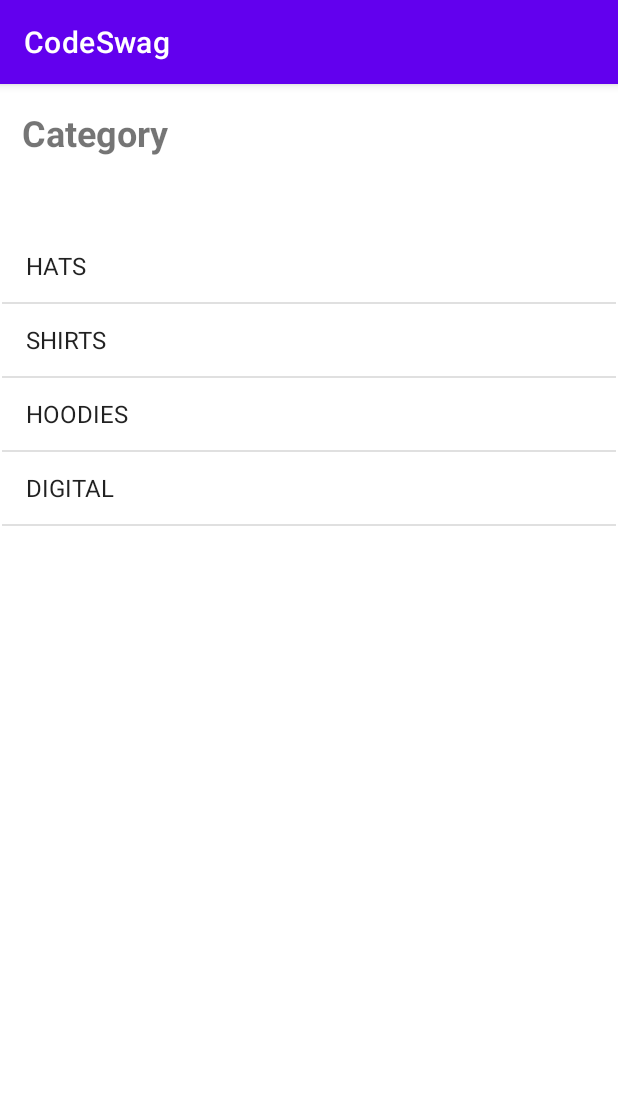
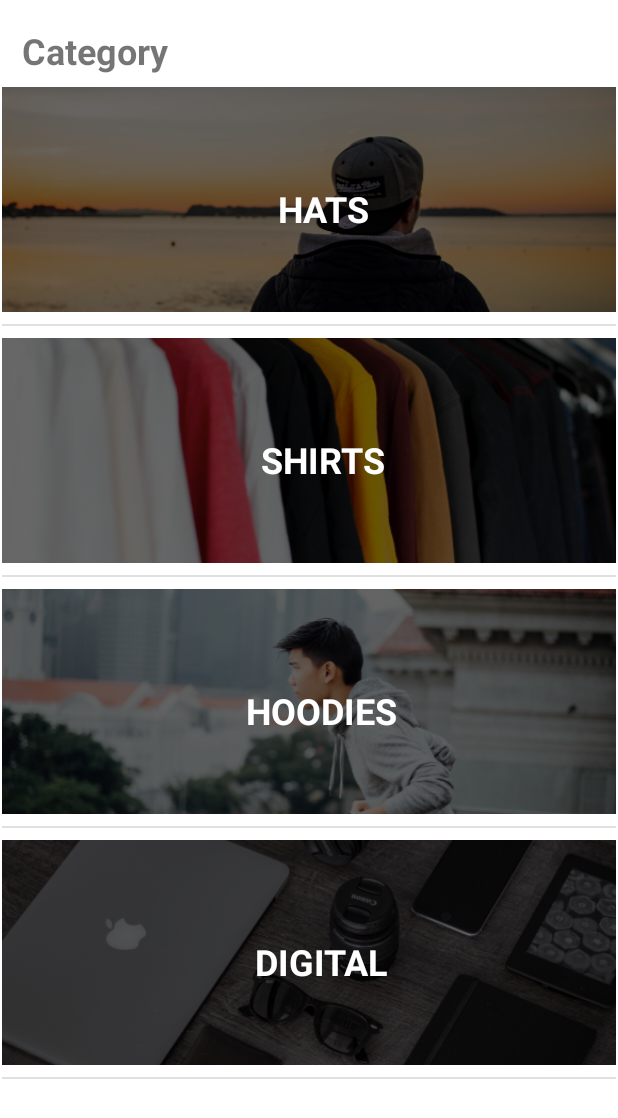
Before and after one commit to alam-shoaib/Code-Swag, an Android app: the screen it shows after launch (MainActivity), on a phone screen of 412 x 824 dp. Shown: the top 1118 px of the screen. Run offline under Robolectric (Android 15) with nearby library versions, the phone set to English and light mode, and no system bars.

Commit message:
coustome adaptar

```diff
--- /dev/null
+++ b/app/src/main/java/com/example/codeswag/Adapets/CategoryAdaptar.kt
@@ -0,0 +1,60 @@
+package com.example.codeswag.Adapets
+
+import android.content.Context
+import android.view.LayoutInflater
+import android.view.View
+import android.view.ViewGroup
+import android.widget.BaseAdapter
+import android.widget.ImageView
+import android.widget.TextView
+import androidx.recyclerview.widget.RecyclerView.ViewHolder
+import com.example.codeswag.Model.Category
+import com.example.codeswag.R
+import java.util.zip.Inflater
+
+class CategoryAdaptar(context: Context,categories:List<Category>): BaseAdapter() {
+    var context=context
+    var categories=categories
+    override fun getCount(): Int {
+        return categories.count()
+    }
+
+    override fun getItem(position: Int): Any {
+        return categories[position]
+    }
+
+    override fun getItemId(position: Int): Long {
+        return 0
+    }
+
+    override fun getView(position: Int, convertView: View?, parent: ViewGroup?): View {
+        val categoryView:View
+        val holder :holderView
+
+        if(convertView==null)
+        {
+            categoryView= LayoutInflater.from(context).inflate(R.layout.list_activity,null)
+            holder= holderView()
+            holder.categoryImage=categoryView.findViewById(R.id.catageryImage)
+            holder.categoryText=categoryView.findViewById(R.id.categoryName)
+            categoryView.tag=holder
+
+        }
+        else
+        {
+            holder=convertView.tag as holderView
+            categoryView=convertView
+        }
+
+        val category=categories[position]
+        holder.categoryText?.text=category.title
+        val resourceId=context.resources.getIdentifier(category.image,"drawable",context.packageName)
+        holder.categoryImage?.setImageResource(resourceId)
+        return categoryView
+    }
+    private class holderView{
+        var categoryImage:ImageView?=null
+        var categoryText:TextView?=null
+
+    }
+}
--- a/app/src/main/java/com/example/codeswag/Controller/MainActivity.kt
+++ b/app/src/main/java/com/example/codeswag/Controller/MainActivity.kt
@@ -3,21 +3,19 @@ package com.example.codeswag.Controller
 import androidx.appcompat.app.AppCompatActivity
 import android.os.Bundle
 import android.widget.ArrayAdapter
+import com.example.codeswag.Adapets.CategoryAdaptar
 import com.example.codeswag.Model.Category
 import com.example.codeswag.R
 import com.example.codeswag.Services.DataServices
 import kotlinx.android.synthetic.main.activity_main.*
 
 class MainActivity : AppCompatActivity() {
-    lateinit var categorie :ArrayAdapter<Category>
+    lateinit var categorie :CategoryAdaptar
     override fun onCreate(savedInstanceState: Bundle?) {
         super.onCreate(savedInstanceState)
         setContentView(R.layout.activity_main)
-        categorie = ArrayAdapter(
-            this,
-            android.R.layout.simple_list_item_1,
-            DataServices.category
-        )
+        categorie = CategoryAdaptar(this,
+        DataServices.category)
         listView.adapter=categorie
     }
 
--- a/app/src/main/res/layout/activity_main.xml
+++ b/app/src/main/res/layout/activity_main.xml
@@ -23,7 +23,7 @@
     <ListView
         android:id="@+id/listView"
         android:layout_width="409dp"
-        android:layout_height="560dp"
+        android:layout_height="0dp"
         app:layout_constraintBottom_toBottomOf="parent"
         app:layout_constraintEnd_toEndOf="parent"
         app:layout_constraintStart_toStartOf="parent"
--- a/app/src/main/res/layout/list_activity.xml
+++ b/app/src/main/res/layout/list_activity.xml
@@ -18,7 +18,7 @@
         app:layout_constraintStart_toStartOf="parent"
         app:layout_constraintTop_toTopOf="parent"
         app:layout_constraintVertical_bias="0.0"
-        app:srcCompat="@drawable/hatimage" />
+        tools:srcCompat="@drawable/hatimage" />
 
     <TextView
         android:id="@+id/categoryName"
@@ -30,7 +30,8 @@
         android:textStyle="bold"
         app:layout_constraintBottom_toBottomOf="@+id/catageryImage"
         app:layout_constraintEnd_toEndOf="@+id/catageryImage"
+        app:layout_constraintHorizontal_bias="0.528"
         app:layout_constraintStart_toStartOf="@+id/catageryImage"
         app:layout_constraintTop_toTopOf="@+id/catageryImage"
-        app:layout_constraintVertical_bias="0.601" />
+        app:layout_constraintVertical_bias="0.55" />
 </androidx.constraintlayout.widget.ConstraintLayout>
--- a/app/src/main/res/values-night/themes.xml
+++ b/app/src/main/res/values-night/themes.xml
@@ -1,9 +1,9 @@
 <resources xmlns:tools="http://schemas.android.com/tools">
     <!-- Base application theme. -->
-    <style name="Theme.CodeSwag" parent="Theme.MaterialComponents.DayNight.DarkActionBar">
+    <style name="Theme.CodeSwag" parent="Theme.MaterialComponents.DayNight.NoActionBar">
         <!-- Primary brand color. -->
-        <item name="colorPrimary">@color/purple_200</item>
-        <item name="colorPrimaryVariant">@color/purple_700</item>
+        <item name="colorPrimary">#3f3f3f</item>
+        <item name="colorPrimaryVariant">#3f3f3f</item>
         <item name="colorOnPrimary">@color/black</item>
         <!-- Secondary brand color. -->
         <item name="colorSecondary">@color/teal_200</item>
--- a/app/src/main/res/values/themes.xml
+++ b/app/src/main/res/values/themes.xml
@@ -1,9 +1,9 @@
 <resources xmlns:tools="http://schemas.android.com/tools">
     <!-- Base application theme. -->
-    <style name="Theme.CodeSwag" parent="Theme.MaterialComponents.DayNight.DarkActionBar">
+    <style name="Theme.CodeSwag" parent="Theme.MaterialComponents.DayNight.NoActionBar">
         <!-- Primary brand color. -->
-        <item name="colorPrimary">@color/purple_500</item>
-        <item name="colorPrimaryVariant">@color/purple_700</item>
+        <item name="colorPrimary">#3f3f3f</item>
+        <item name="colorPrimaryVariant">#3f3f3f</item>
         <item name="colorOnPrimary">@color/white</item>
         <!-- Secondary brand color. -->
         <item name="colorSecondary">@color/teal_200</item>
```
